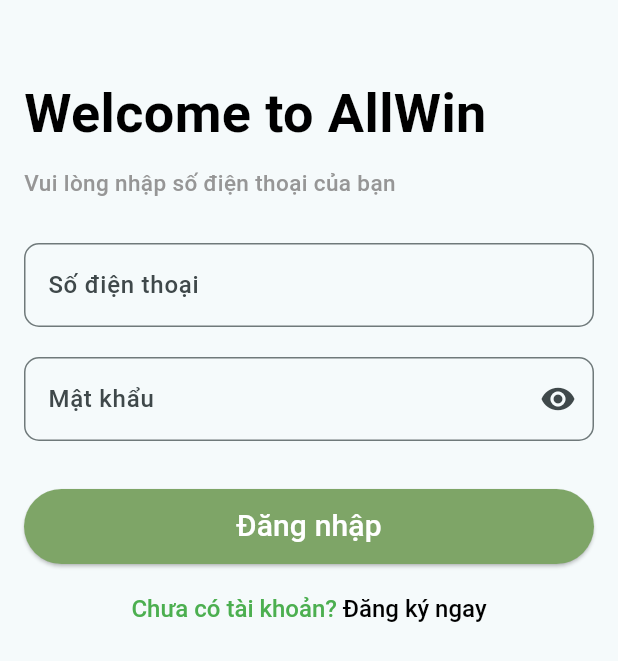
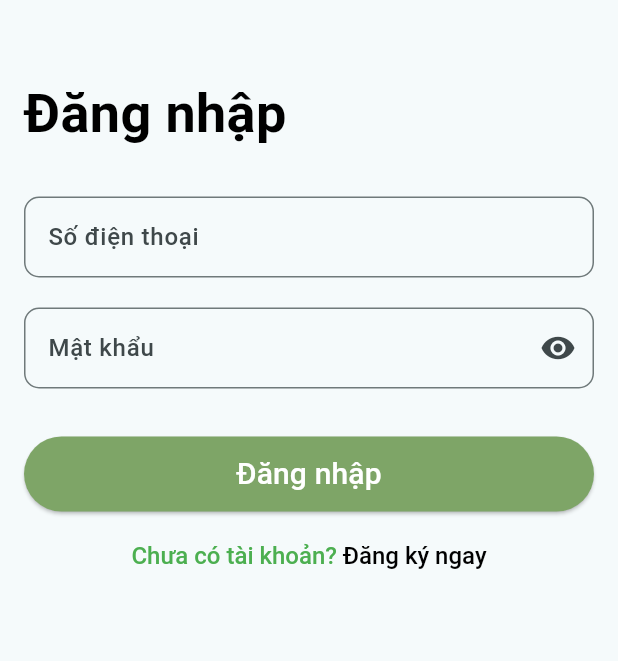
Before and after one commit to phatmwj/mvvm_flutter_app, a Flutter app: the screen it shows after launch, on a phone screen of 412 x 824 dp. Shown: the top 661 px of the screen. Run offline on Flutter 3.47's test engine with Material 3 defaults, Android fonts, the phone set to English and light mode, and no system bars; our stand-ins replace another_flushbar, cached_network_image, circular_countdown_timer, connectivity_plus, dio, flutter_easyloading and 9 more; missing offline and left inert: dart:ffi, flutter_polyline_points; accounts and stored records are empty.

Commit message:
update ui

```diff
--- a/lib/main.dart
+++ b/lib/main.dart
@@ -3,15 +3,22 @@
 import 'package:flutter_easyloading/flutter_easyloading.dart';
 import 'package:mvvm_flutter_app/di/locator.dart';
 import 'package:mvvm_flutter_app/socket/web_socket_viewmodel.dart';
+import 'package:mvvm_flutter_app/ui/account/account_screen.dart';
 import 'package:mvvm_flutter_app/ui/account/account_viewmodel.dart';
+import 'package:mvvm_flutter_app/ui/history/detail/history_detail_screen.dart';
 import 'package:mvvm_flutter_app/ui/history/detail/history_detail_viewmodel.dart';
+import 'package:mvvm_flutter_app/ui/history/history_screen.dart';
 import 'package:mvvm_flutter_app/ui/history/history_viewmodel.dart';
+import 'package:mvvm_flutter_app/ui/home/home_screen.dart';
 import 'package:mvvm_flutter_app/ui/home/home_viewmodel.dart';
+import 'package:mvvm_flutter_app/ui/login/login_screen.dart';
 import 'package:mvvm_flutter_app/ui/login/login_viewmodel.dart';
 import 'package:mvvm_flutter_app/ui/navpages/account_page_viewmodel.dart';
 import 'package:mvvm_flutter_app/ui/navpages/home_page_viewmodel.dart';
 import 'package:mvvm_flutter_app/ui/navpages/income_viewmodel.dart';
+import 'package:mvvm_flutter_app/ui/register/register_screen.dart';
 import 'package:mvvm_flutter_app/ui/register/register_viewmodel.dart';
+import 'package:mvvm_flutter_app/ui/service/service_screen.dart';
 import 'package:mvvm_flutter_app/ui/service/service_viewmodel.dart';
 import 'package:mvvm_flutter_app/ui/splash/splash_screen.dart';
 import 'package:mvvm_flutter_app/ui/welcome/welcome_viewmodel.dart';
@@ -47,15 +54,23 @@
           theme: ThemeData(
             fontFamily: 'Roboto',
             useMaterial3: true,
-            colorScheme: ColorScheme.fromSeed(seedColor: Colors.white),
             cardTheme: const CardTheme(
               color: Colors.white,
             ),
+            colorScheme: ColorScheme.fromSeed(seedColor: Colors.white).copyWith(background: Colors.white),
           ),
           debugShowCheckedModeBanner: false,
           initialRoute: SplashScreen.id,
           routes: {
-            SplashScreen.id:(context) => const SplashScreen()
+            SplashScreen.id:(context) => const SplashScreen(),
+            LoginScreen.id:(context)=> const LoginScreen(),
+            RegisterScreen.id: (context) => const RegisterScreen(),
+            HomeScreen.id: (context)=> const HomeScreen(),
+            AccountScreen.id: (context) => const AccountScreen(),
+            HistoryScreen.id:(context) => const HistoryScreen(),
+            // HistoryDetailScreen.id:(context) =>  HistoryDetailScreen(),
+            ServiceScreen.id : (context) => const ServiceScreen()
+
           },
           builder: EasyLoading.init(),
        ));
--- a/lib/ui/account/account_screen.dart
+++ b/lib/ui/account/account_screen.dart
@@ -11,6 +11,7 @@
 import 'account_viewmodel.dart';
 
 class AccountScreen extends StatefulWidget {
+  static const String id = 'account_screen';
   const AccountScreen({super.key});
 
   @override
--- a/lib/ui/history/detail/history_detail_screen.dart
+++ b/lib/ui/history/detail/history_detail_screen.dart
@@ -16,6 +16,7 @@
 import 'history_detail_viewmodel.dart';
 
 class HistoryDetailScreen extends StatefulWidget {
+  static const String id = 'history_detail_screen';
   int? historyId;
 
   HistoryDetailScreen(this.historyId, {super.key});
--- a/lib/ui/history/history_screen.dart
+++ b/lib/ui/history/history_screen.dart
@@ -15,6 +15,7 @@
 
 import 'detail/history_detail_screen.dart';
 class HistoryScreen extends StatefulWidget {
+  static const String id = 'history_screen';
   const HistoryScreen({super.key});
 
   @override
--- a/lib/ui/home/home_screen.dart
+++ b/lib/ui/home/home_screen.dart
@@ -3,6 +3,7 @@
 import 'package:flutter/material.dart';
 import 'package:mvvm_flutter_app/res/app_context_extension.dart';
 import 'package:mvvm_flutter_app/socket/web_socket_viewmodel.dart';
+import 'package:mvvm_flutter_app/ui/login/login_screen.dart';
 import 'package:mvvm_flutter_app/ui/navpages/home_page.dart';
 import 'package:mvvm_flutter_app/ui/navpages/account_page.dart';
 import 'package:mvvm_flutter_app/ui/navpages/income_page.dart';
@@ -102,4 +103,9 @@
         );
   }
 
+  void navigateToLogin(){
+    Navigator.pushAndRemoveUntil(context, MaterialPageRoute(builder: (context)=>LoginScreen()), (route) => false);
+  }
+
+
 }
--- a/lib/ui/login/login_screen.dart
+++ b/lib/ui/login/login_screen.dart
@@ -1,14 +1,13 @@
 
+
+import 'dart:developer';
 
 import 'package:flutter/cupertino.dart';
 import 'package:flutter/gestures.dart';
 import 'package:flutter/material.dart';
-import 'package:mvvm_flutter_app/data/model/api/api_status.dart';
-import 'package:mvvm_flutter_app/res/colors/app_colors.dart';
-import 'package:mvvm_flutter_app/res/colors/base_colors.dart';
 import 'package:mvvm_flutter_app/ui/login/login_viewmodel.dart';
 import 'package:mvvm_flutter_app/ui/register/register_screen.dart';
-import 'package:mvvm_flutter_app/ui/widget/loading_widget.dart';
+import 'package:mvvm_flutter_app/utils/utils.dart';
 import 'package:provider/provider.dart';
 
 class LoginScreen extends StatefulWidget{
@@ -22,6 +21,8 @@
 
   bool isVisible = false;
   final formKey = GlobalKey<FormState>();
+  final FocusNode _phoneFocusNode = FocusNode();
+  final FocusNode _passwordFocusNode = FocusNode();
 
   @override
   void initState() {
@@ -34,7 +35,14 @@
     final vm = Provider.of<LoginViewModel>(context);
 
     // TODO: implement build
-    return Scaffold(
+    return GestureDetector(
+        onTap: () {
+          log("message");
+      // Ẩn bàn phím khi người dùng nhấn vào màn hình
+      _phoneFocusNode.unfocus();
+      _passwordFocusNode.unfocus();
+    },
+        child: Scaffold(
           body:
           SafeArea(
             child: SingleChildScrollView(
@@ -46,29 +54,12 @@
                     const SizedBox(
                       width: double.infinity,
                       child: Text(
-                    'Welcome to AllWin',
+                        'Đăng nhập',
                         style: TextStyle(
                           fontFamily: 'Roboto',
                           fontWeight: FontWeight.w700,
                           color: Colors.black,
                           fontSize: 36.0,
-                    ),
-                  ),
-                ),
-
-                const SizedBox(
-                  height: 10,
-                ),
-
-                const SizedBox(
-                  width: double.infinity,
-                  child: Text(
-                    'Vui lòng nhập số điện thoại của bạn ',
-                    style: TextStyle(
-                      fontFamily: 'Roboto',
-                      fontWeight: FontWeight.w500,
-                      color: Color(0xFF969696),
-                      fontSize: 15.0,
                         ),
                       ),
                     ),
@@ -83,6 +74,7 @@
                           children: [
                             SizedBox(
                               child: TextFormField(
+                                focusNode: _phoneFocusNode,
                                 onChanged: (value)=> vm.setPhoneNumber(value),
                                 keyboardType: TextInputType.number,
                                 decoration: InputDecoration(
@@ -94,6 +86,7 @@
                                       borderSide: const BorderSide(width: 1, color: Color(0xFF7EA567)),
                                       borderRadius: BorderRadius.circular(10)
                                   ),
+                                  contentPadding: EdgeInsets.symmetric(vertical: 15, horizontal: 12),
                                 ),
                                 style: const TextStyle(
                                     fontWeight: FontWeight.w500,
@@ -113,12 +106,13 @@
                               ),
                             ),
 
-                      SizedBox(
+                            const SizedBox(
                               height: 20,
                             ),
 
                             SizedBox(
                               child: TextFormField(
+                                focusNode: _passwordFocusNode,
                                 onChanged: (value)=> vm.setPassword(value),
                                 obscureText: !isVisible,
                                 decoration: InputDecoration(
@@ -140,6 +134,7 @@
                                       },
                                       icon: Icon(isVisible? Icons.visibility_off : Icons.visibility)
                                   ),
+                                  contentPadding: EdgeInsets.symmetric(vertical: 15, horizontal: 12),
                                 ),
                                 style: const TextStyle(
                                     fontWeight: FontWeight.w500,
@@ -158,7 +153,7 @@
                       ),
                     ),
 
-                SizedBox(height: 32.0),
+                    const SizedBox(height: 32.0),
                     SizedBox(
                       width: double.infinity,
                       height: 50,
@@ -185,21 +180,21 @@
                       ),
                     ),
 
-                SizedBox(
+                    const SizedBox(
                       height: 20,
                     ),
 
                     RichText(
                       text: TextSpan(children: [
-                    TextSpan(
+                        const TextSpan(
                           text: 'Chưa có tài khoản? ',
                           style: TextStyle(color: Colors.green, fontSize: 16, fontFamily: 'Roboto', fontWeight: FontWeight.w500),
                         ),
                         TextSpan(
                             text: 'Đăng ký ngay',
-                          style: TextStyle(color: Colors.black,  fontSize: 16, fontFamily: 'Roboto', fontWeight: FontWeight.w500),
+                            style: const TextStyle(color: Colors.black,  fontSize: 16, fontFamily: 'Roboto', fontWeight: FontWeight.w500),
                             recognizer: TapGestureRecognizer()..onTap = () {
-                            Navigator.push(context, MaterialPageRoute(builder: (context) => const RegisterScreen()));
+                              Navigator.pushNamed(context, RegisterScreen.id);
                             }),
                         // this is invisible
                       ]),
@@ -209,6 +204,7 @@
               ),
             ),
           ),
+        ),
     );
   }
 }
```
Also changed, not shown: lib/ui/login/login_viewmodel.dart (+5 -13 lines), lib/ui/navpages/account_page.dart (+10 -4 lines), lib/ui/navpages/home_page.dart (+13 -1 lines), lib/ui/splash/splash_screen.dart (+6 -3 lines), lib/ui/welcome/welcome_screen.dart (+31 -24 lines). Lines whose indentation alone changed are shown as unchanged.
